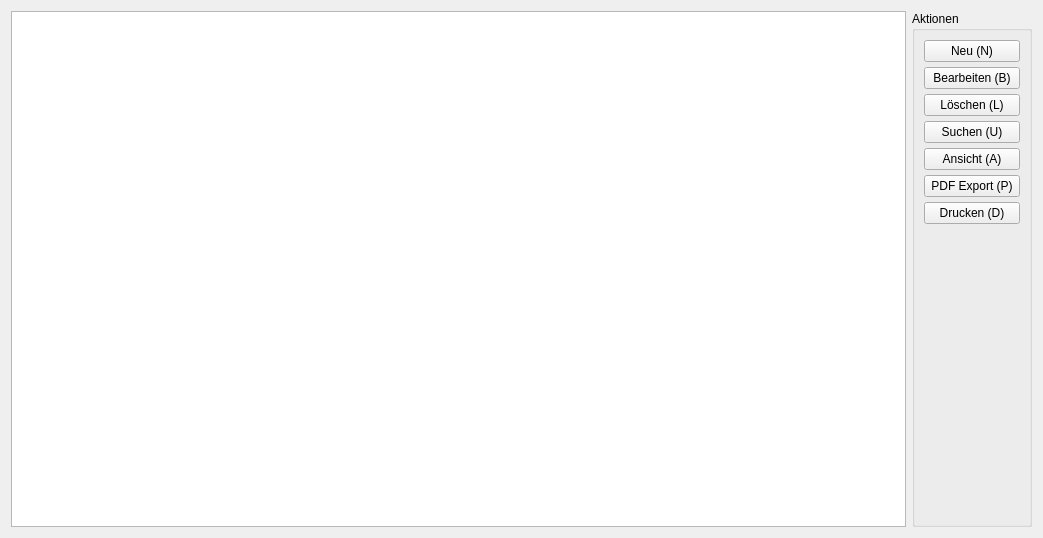
This is form/basetab.ui in romanweissflog/FAKT as Qt 5 draws it before an edit. The edited form follows.
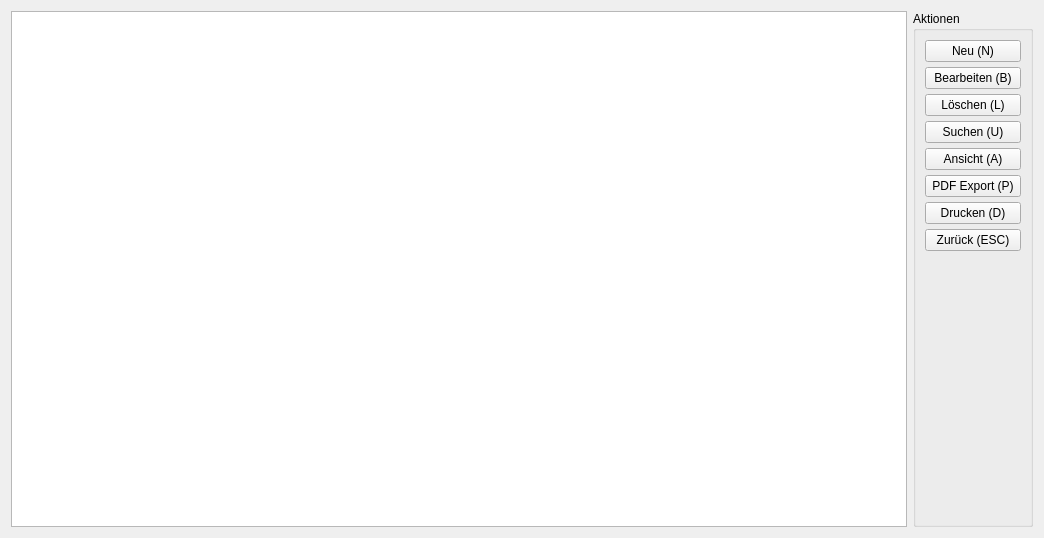
This is the edited form. Custom widgets are drawn as their Qt base class.

Patch:
```diff
--- a/form/basetab.ui
+++ b/form/basetab.ui
@@ -6,7 +6,7 @@
    <rect>
     <x>0</x>
     <y>0</y>
-    <width>1043</width>
+    <width>1044</width>
     <height>538</height>
    </rect>
   </property>
@@ -83,6 +83,13 @@
           </property>
          </widget>
         </item>
+        <item>
+         <widget class="QPushButton" name="goBack">
+          <property name="text">
+           <string>Zurück (ESC)</string>
+          </property>
+         </widget>
+        </item>
        </layout>
       </item>
       <item>
```
Left out of the diff: 1 changed line with no effect on the pictures.
